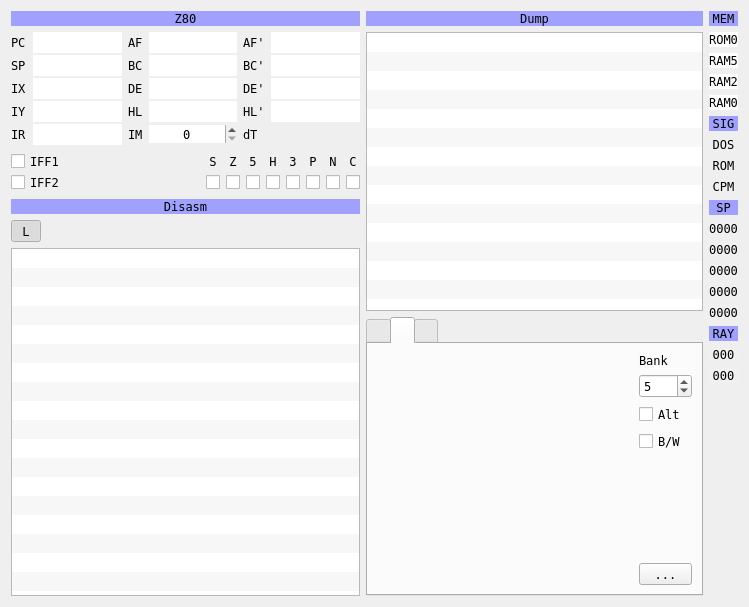
Old version of the form ui/debuger.ui in the repository samstyle/Xpeccy.
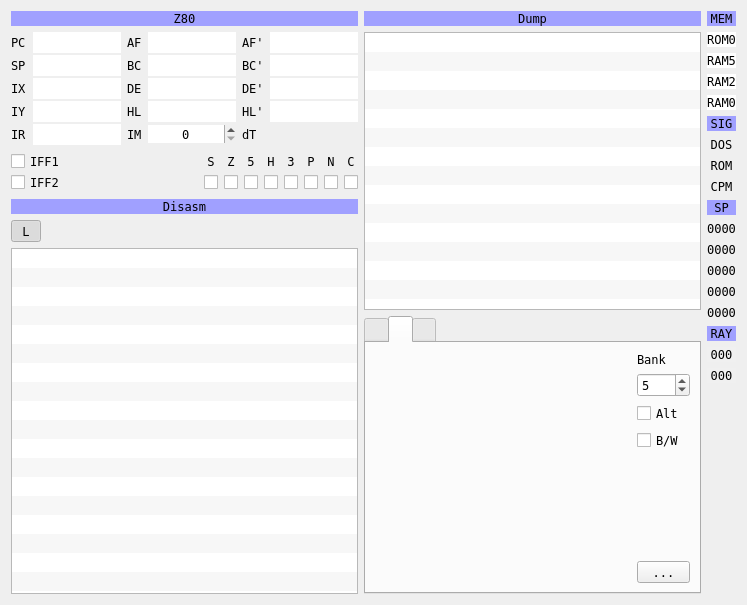
New version of the form. Icons and pictures are not drawn. Custom widgets are drawn as their Qt base class.

The edit to the form file:
```diff
--- a/ui/debuger.ui
+++ b/ui/debuger.ui
@@ -9,8 +9,8 @@
    <rect>
     <x>0</x>
     <y>0</y>
-    <width>749</width>
-    <height>607</height>
+    <width>747</width>
+    <height>605</height>
    </rect>
   </property>
   <property name="font">
@@ -666,7 +666,7 @@
         <bool>false</bool>
        </attribute>
        <attribute name="horizontalHeaderDefaultSectionSize">
-        <number>90</number>
+        <number>20</number>
        </attribute>
        <attribute name="horizontalHeaderStretchLastSection">
         <bool>true</bool>
```
